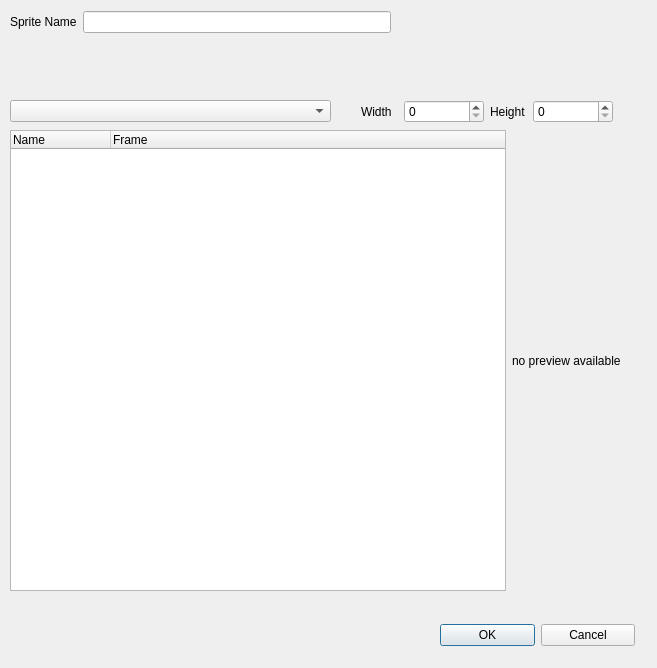
First picture: the form in brickleedit/src/gui/spriteeditor/spriteeditor.ui, repository paarm/bricklebrit, before the edit.
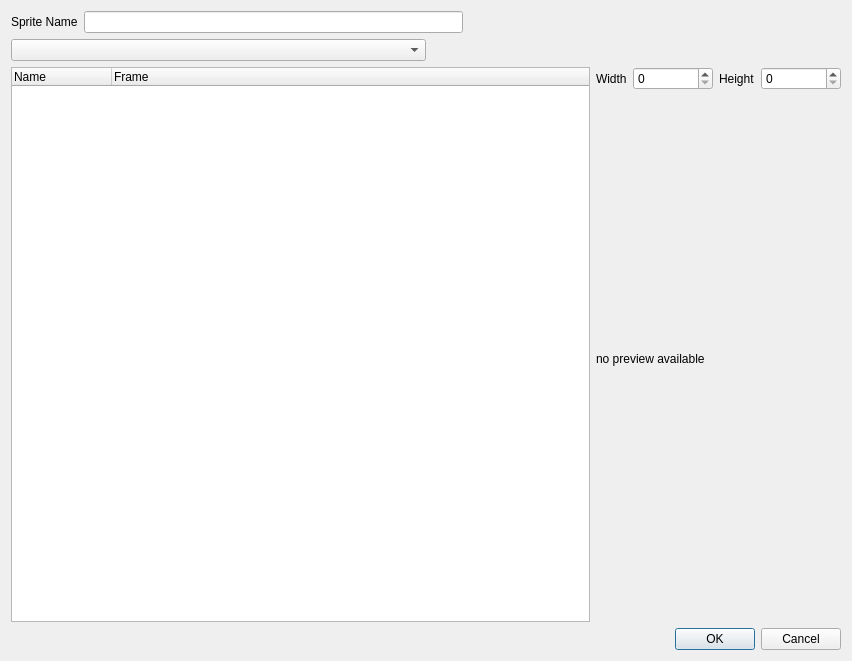
Second picture: the form after the edit.

Commit message: Layouting in dialogs

The edit to the form file:
```diff
--- a/brickleedit/src/gui/spriteeditor/spriteeditor.ui
+++ b/brickleedit/src/gui/spriteeditor/spriteeditor.ui
@@ -6,48 +6,15 @@
    <rect>
     <x>0</x>
     <y>0</y>
-    <width>657</width>
-    <height>668</height>
+    <width>852</width>
+    <height>661</height>
    </rect>
   </property>
   <property name="windowTitle">
    <string>Sprite Editor</string>
   </property>
-  <widget class="QWidget" name="layoutWidget">
-   <property name="geometry">
-    <rect>
-     <x>440</x>
-     <y>620</y>
-     <width>195</width>
-     <height>30</height>
-    </rect>
-   </property>
-   <layout class="QHBoxLayout" name="horizontalLayout_3">
+  <layout class="QVBoxLayout" name="verticalLayout">
     <item>
-     <widget class="QPushButton" name="okButton">
-      <property name="text">
-       <string>OK</string>
-      </property>
-     </widget>
-    </item>
-    <item>
-     <widget class="QPushButton" name="cancelButton">
-      <property name="text">
-       <string>Cancel</string>
-      </property>
-     </widget>
-    </item>
-   </layout>
-  </widget>
-  <widget class="QWidget" name="layoutWidget_2">
-   <property name="geometry">
-    <rect>
-     <x>10</x>
-     <y>10</y>
-     <width>381</width>
-     <height>24</height>
-    </rect>
-   </property>
    <layout class="QHBoxLayout" name="horizontalLayout">
     <item>
      <widget class="QLabel" name="label">
@@ -63,27 +30,49 @@
       </property>
      </widget>
     </item>
-   </layout>
-  </widget>
+     <item>
+      <spacer name="horizontalSpacer_4">
+       <property name="orientation">
+        <enum>Qt::Horizontal</enum>
+       </property>
+       <property name="sizeHint" stdset="0">
+        <size>
+         <width>40</width>
+         <height>20</height>
+        </size>
+       </property>
+      </spacer>
+     </item>
+    </layout>
+   </item>
+   <item>
+    <layout class="QHBoxLayout" name="horizontalLayout_5">
+     <item>
   <widget class="QComboBox" name="resourceNameOpm">
-   <property name="geometry">
-    <rect>
-     <x>10</x>
-     <y>100</y>
-     <width>321</width>
-     <height>22</height>
-    </rect>
-   </property>
-  </widget>
-  <widget class="QWidget" name="">
-   <property name="geometry">
-    <rect>
-     <x>10</x>
-     <y>130</y>
-     <width>611</width>
-     <height>461</height>
-    </rect>
-   </property>
+       <property name="sizePolicy">
+        <sizepolicy hsizetype="Expanding" vsizetype="Minimum">
+         <horstretch>0</horstretch>
+         <verstretch>0</verstretch>
+        </sizepolicy>
+       </property>
+      </widget>
+     </item>
+     <item>
+      <spacer name="horizontalSpacer">
+       <property name="orientation">
+        <enum>Qt::Horizontal</enum>
+       </property>
+       <property name="sizeHint" stdset="0">
+        <size>
+         <width>40</width>
+         <height>20</height>
+        </size>
+       </property>
+      </spacer>
+     </item>
+    </layout>
+   </item>
+   <item>
    <layout class="QHBoxLayout" name="horizontalLayout_2">
     <item>
      <widget class="QTreeWidget" name="treeWidget">
@@ -100,23 +89,8 @@
      </widget>
     </item>
     <item>
-     <widget class="QLabel" name="previewImage">
-      <property name="text">
-       <string>no preview available</string>
-      </property>
-     </widget>
-    </item>
-   </layout>
-  </widget>
-  <widget class="QWidget" name="">
-   <property name="geometry">
-    <rect>
-     <x>361</x>
-     <y>100</y>
-     <width>252</width>
-     <height>24</height>
-    </rect>
-   </property>
+      <layout class="QVBoxLayout" name="verticalLayout_2">
+       <item>
    <layout class="QHBoxLayout" name="horizontalLayout_4">
     <item>
      <widget class="QLabel" name="label_2">
@@ -127,6 +101,12 @@
     </item>
     <item>
      <widget class="QSpinBox" name="spriteWidth">
+           <property name="sizePolicy">
+            <sizepolicy hsizetype="Minimum" vsizetype="Minimum">
+             <horstretch>0</horstretch>
+             <verstretch>0</verstretch>
+            </sizepolicy>
+           </property>
       <property name="minimumSize">
        <size>
         <width>80</width>
@@ -147,6 +127,12 @@
     </item>
     <item>
      <widget class="QSpinBox" name="spriteHeight">
+           <property name="sizePolicy">
+            <sizepolicy hsizetype="Minimum" vsizetype="Minimum">
+             <horstretch>0</horstretch>
+             <verstretch>0</verstretch>
+            </sizepolicy>
+           </property>
       <property name="minimumSize">
        <size>
         <width>80</width>
@@ -159,8 +145,62 @@
      </widget>
     </item>
    </layout>
-  </widget>
-  <zorder>layoutWidget</zorder>
+       </item>
+       <item>
+        <widget class="QLabel" name="previewImage">
+         <property name="sizePolicy">
+          <sizepolicy hsizetype="Preferred" vsizetype="Expanding">
+           <horstretch>0</horstretch>
+           <verstretch>0</verstretch>
+          </sizepolicy>
+         </property>
+         <property name="minimumSize">
+          <size>
+           <width>150</width>
+           <height>0</height>
+          </size>
+         </property>
+         <property name="text">
+          <string>no preview available</string>
+         </property>
+        </widget>
+       </item>
+      </layout>
+     </item>
+    </layout>
+   </item>
+   <item>
+    <layout class="QHBoxLayout" name="horizontalLayout_3">
+     <item>
+      <spacer name="horizontalSpacer_2">
+       <property name="orientation">
+        <enum>Qt::Horizontal</enum>
+       </property>
+       <property name="sizeHint" stdset="0">
+        <size>
+         <width>40</width>
+         <height>20</height>
+        </size>
+       </property>
+      </spacer>
+     </item>
+     <item>
+      <widget class="QPushButton" name="okButton">
+       <property name="text">
+        <string>OK</string>
+       </property>
+      </widget>
+     </item>
+     <item>
+      <widget class="QPushButton" name="cancelButton">
+       <property name="text">
+        <string>Cancel</string>
+       </property>
+      </widget>
+     </item>
+    </layout>
+   </item>
+  </layout>
   <zorder>layoutWidget</zorder>
   <zorder>layoutWidget</zorder>
   <zorder>layoutWidget_2</zorder>
```
Left out of the diff: 3 changed lines with no effect on the pictures. Lines whose indentation alone changed are shown as unchanged. The commit also changes 3 other files.
